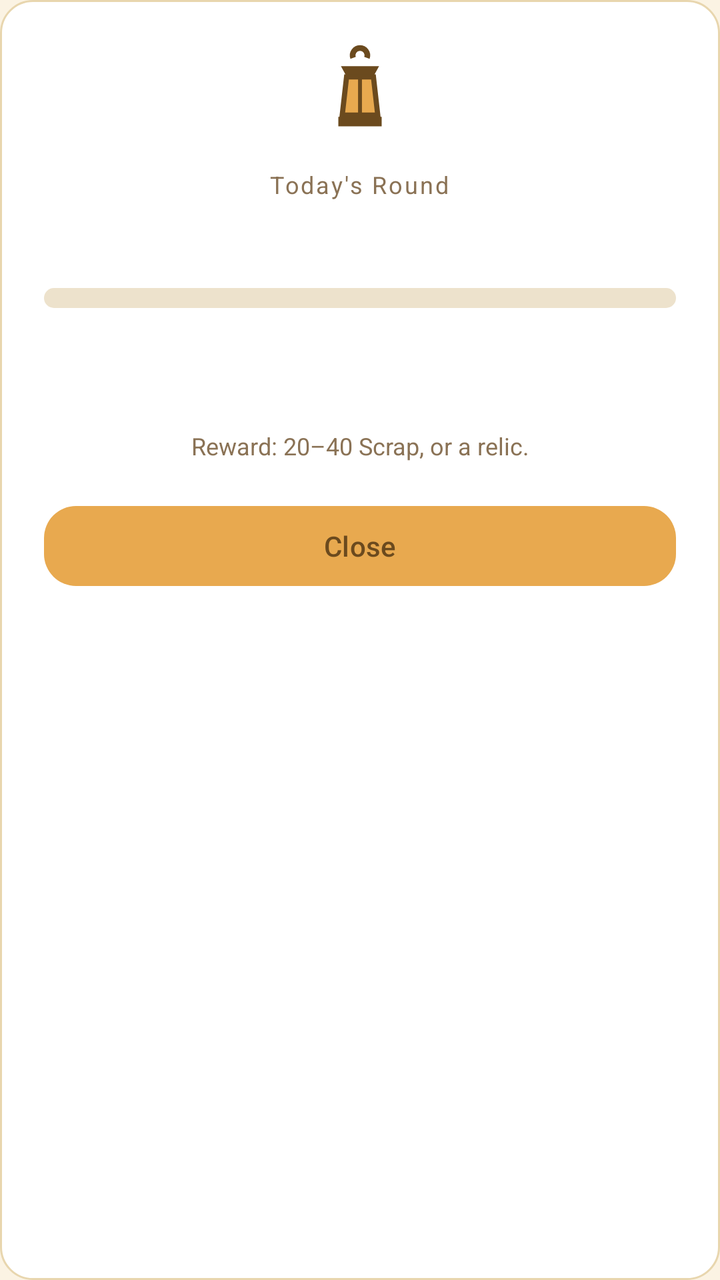
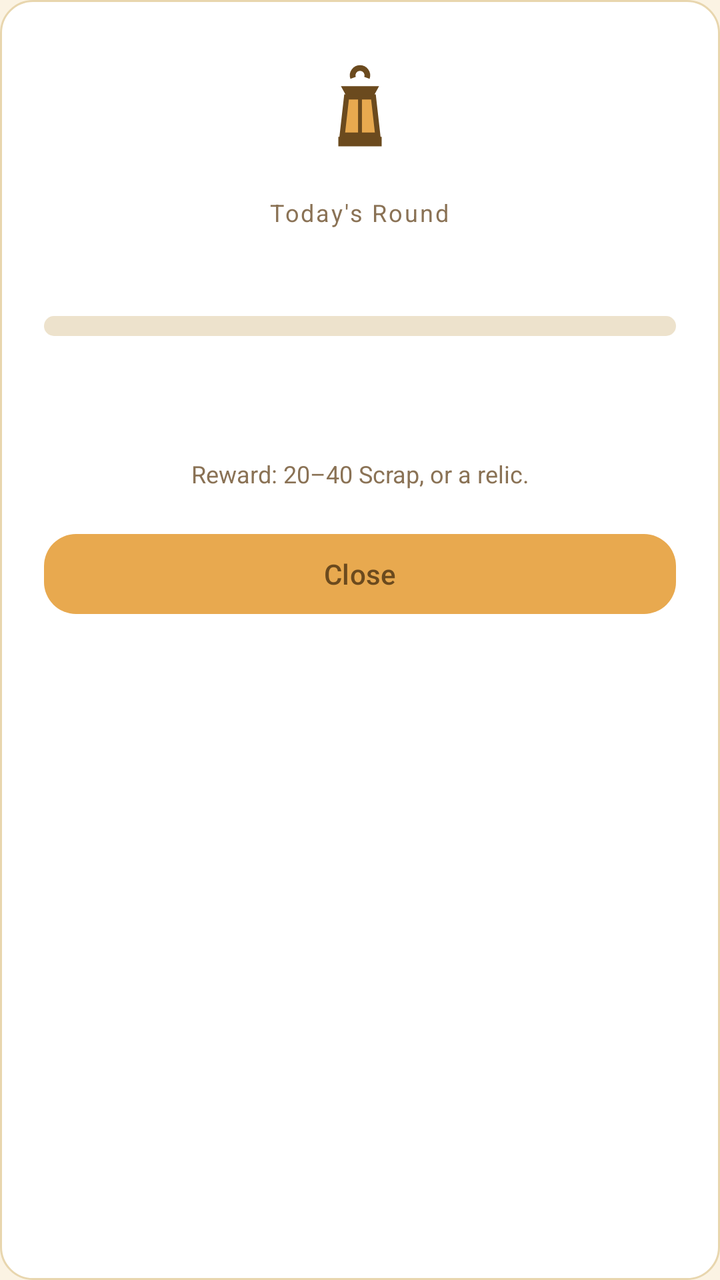

Screens rendered from an Android XML layout before and after an edit, with the pre-edit source and the edit as a unified diff.
<!-- AndroidManifest.xml: application theme Theme.RatKingRecon -->
<!-- res/layout/dialog_daily_quest.xml -->
<?xml version="1.0" encoding="utf-8"?>
<LinearLayout xmlns:android="http://schemas.android.com/apk/res/android"
    xmlns:app="http://schemas.android.com/apk/res-auto"
    android:layout_width="match_parent"
    android:layout_height="wrap_content"
    android:orientation="vertical"
    android:gravity="center_horizontal"
    android:background="@drawable/bg_card_white"
    android:layout_margin="24dp"
    android:padding="22dp">

    <ImageView
        android:id="@+id/questLantern"
        android:layout_width="52dp"
        android:layout_height="52dp"
        android:src="@drawable/ic_lantern"
        android:layout_marginBottom="10dp"
        android:importantForAccessibility="no" />

    <TextView
        android:layout_width="wrap_content"
        android:layout_height="wrap_content"
        android:text="@string/quest_dialog_title"
        android:textColor="@color/text_muted"
        android:textSize="12sp"
        android:letterSpacing="0.08" />

    <TextView
        android:id="@+id/questTitle"
        android:layout_width="match_parent"
        android:layout_height="wrap_content"
        android:layout_marginTop="4dp"
        android:textAlignment="center"
        android:textColor="@color/text_primary"
        android:textSize="19sp"
        android:textStyle="bold" />

    <ProgressBar
        android:id="@+id/questProgressBar"
        style="?android:attr/progressBarStyleHorizontal"
        android:layout_width="match_parent"
        android:layout_height="10dp"
        android:layout_marginTop="14dp"
        android:progressDrawable="@drawable/progress_amber"
        android:max="100" />

    <TextView
        android:id="@+id/questProgressText"
        android:layout_width="wrap_content"
        android:layout_height="wrap_content"
        android:layout_marginTop="6dp"
        android:textColor="@color/text_muted"
        android:textSize="13sp" />

    <TextView
        android:id="@+id/questStreakText"
        android:layout_width="match_parent"
        android:layout_height="wrap_content"
        android:layout_marginTop="14dp"
        android:textAlignment="center"
        android:textColor="@color/text_primary"
        android:textSize="14sp"
        android:textStyle="bold" />

    <TextView
        android:id="@+id/questRewardText"
        android:layout_width="match_parent"
        android:layout_height="wrap_content"
        android:layout_marginTop="4dp"
        android:textAlignment="center"
        android:text="@string/quest_reward_line"
        android:textColor="@color/text_muted"
        android:textSize="12sp" />

    <com.google.android.material.button.MaterialButton
        android:id="@+id/questCloseButton"
        android:layout_width="match_parent"
        android:layout_height="wrap_content"
        android:layout_marginTop="18dp"
        android:text="@string/quest_close"
        android:textAllCaps="false"
        android:textColor="@color/text_primary"
        app:backgroundTint="@color/amber"
        app:cornerRadius="16dp"
        app:elevation="4dp" />

</LinearLayout>
<!-- resources referenced by this layout -->
<resources>
  <color name="amber">#E8A94F</color>
  <color name="text_muted">#8A7255</color>
  <color name="text_primary">#6B4A1E</color>
  <!-- drawable bg_card_white (drawable) -->
  <?xml version="1.0" encoding="utf-8"?>
  <shape xmlns:android="http://schemas.android.com/apk/res/android"
      android:shape="rectangle">
      <solid android:color="@color/card_white" />
      <stroke
          android:width="1dp"
          android:color="@color/card_border" />
      <corners android:radius="16dp" />
  </shape>
  <!-- drawable progress_amber (drawable) -->
  <?xml version="1.0" encoding="utf-8"?>
  <layer-list xmlns:android="http://schemas.android.com/apk/res/android">
      <item android:id="@android:id/background">
          <shape android:shape="rectangle">
              <solid android:color="@color/disabled_fill" />
              <corners android:radius="8dp" />
          </shape>
      </item>
      <item android:id="@android:id/progress">
          <clip>
              <shape android:shape="rectangle">
                  <solid android:color="@color/amber" />
                  <corners android:radius="8dp" />
              </shape>
          </clip>
      </item>
  </layer-list>
  <string name="quest_close">Close</string>
  <string name="quest_dialog_title">Today\'s Round</string>
  <string name="quest_reward_line">Reward: 20–40 Scrap, or a relic.</string>
  <style name="Theme.RatKingRecon" parent="Base.Theme.RatKingRecon" />
  <color name="card_white">#FFFFFF</color>
  <color name="card_border">#E8D6AE</color>
  <color name="disabled_fill">#EDE2CC</color>
  <style name="Base.Theme.RatKingRecon" parent="Theme.Material3.Light.NoActionBar">
          <item name="colorPrimary">@color/amber</item>
          <item name="colorOnPrimary">@color/text_primary</item>
          <item name="colorSurface">@color/cream</item>
          <item name="colorOnSurface">@color/text_primary</item>
          <item name="android:colorBackground">@color/cream</item>
          <item name="android:statusBarColor">@color/cream</item>
          <item name="android:windowLightStatusBar">true</item>
          
          <item name="materialButtonStyle">@style/Widget.RatKing.Button</item>
          
          <item name="android:windowAnimationStyle">@style/Animation.RatKing.Screen</item>
          <item name="android:navigationBarColor">@color/tan</item>
          
          <item name="android:windowLightNavigationBar" tools:targetApi="27">true</item>
      </style>
  <color name="cream">#FBF3E3</color>
  <style name="Widget.RatKing.Button" parent="Widget.RatKing.Button.Base" />
  <style name="Animation.RatKing.Screen" parent="@android:style/Animation.Activity">
          <item name="android:activityOpenEnterAnimation">@anim/screen_enter</item>
          <item name="android:activityOpenExitAnimation">@anim/screen_exit</item>
          <item name="android:activityCloseEnterAnimation">@anim/screen_pop_enter</item>
          <item name="android:activityCloseExitAnimation">@anim/screen_pop_exit</item>
      </style>
  <color name="tan">#F5E6C8</color>
  <style name="Widget.RatKing.Button.Base" parent="Widget.Material3.Button" />
  <!-- unchanged entries left out for length: 1 -->
</resources>

<!-- the commit's change to res/layout/dialog_daily_quest.xml (unified diff, before → after) -->
@@ -9,13 +9,29 @@
     android:layout_margin="24dp"
     android:padding="22dp">
 
-    <ImageView
-        android:id="@+id/questLantern"
-        android:layout_width="52dp"
-        android:layout_height="52dp"
-        android:src="@drawable/ic_lantern"
-        android:layout_marginBottom="10dp"
-        android:importantForAccessibility="no" />
+    
+    <FrameLayout
+        android:layout_width="72dp"
+        android:layout_height="72dp"
+        android:layout_marginBottom="4dp">
+
+        <View
+            android:id="@+id/questGlow"
+            android:layout_width="52dp"
+            android:layout_height="52dp"
+            android:layout_gravity="center"
+            android:background="@drawable/bg_lantern_glow"
+            android:alpha="0" />
+
+        <ImageView
+            android:id="@+id/questLantern"
+            android:layout_width="52dp"
+            android:layout_height="52dp"
+            android:layout_gravity="center"
+            android:scaleType="fitCenter"
+            android:src="@drawable/ic_lantern"
+            android:importantForAccessibility="no" />
+    </FrameLayout>
 
     <TextView
         android:layout_width="wrap_content"
<!-- resource entries referenced after the edit -->
@@ -12,6 +12,18 @@
           android:width="1dp"
           android:color="@color/card_border" />
       <corners android:radius="16dp" />
+  </shape>
+  <!-- drawable bg_lantern_glow (drawable) -->
+  <?xml version="1.0" encoding="utf-8"?>
+  <shape xmlns:android="http://schemas.android.com/apk/res/android"
+      android:shape="oval">
+  
+      <gradient
+          android:type="radial"
+          android:gradientRadius="50%"
+          android:startColor="#E6F2B831"
+          android:centerColor="#80F2B831"
+          android:endColor="#00F2B831" />
   </shape>
   <!-- drawable progress_amber (drawable) -->
   <?xml version="1.0" encoding="utf-8"?>
